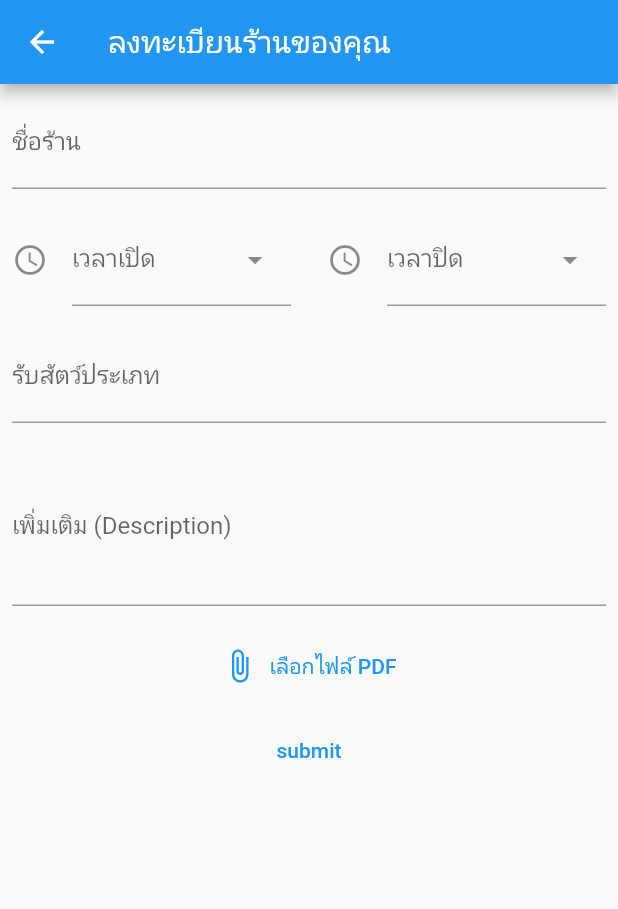
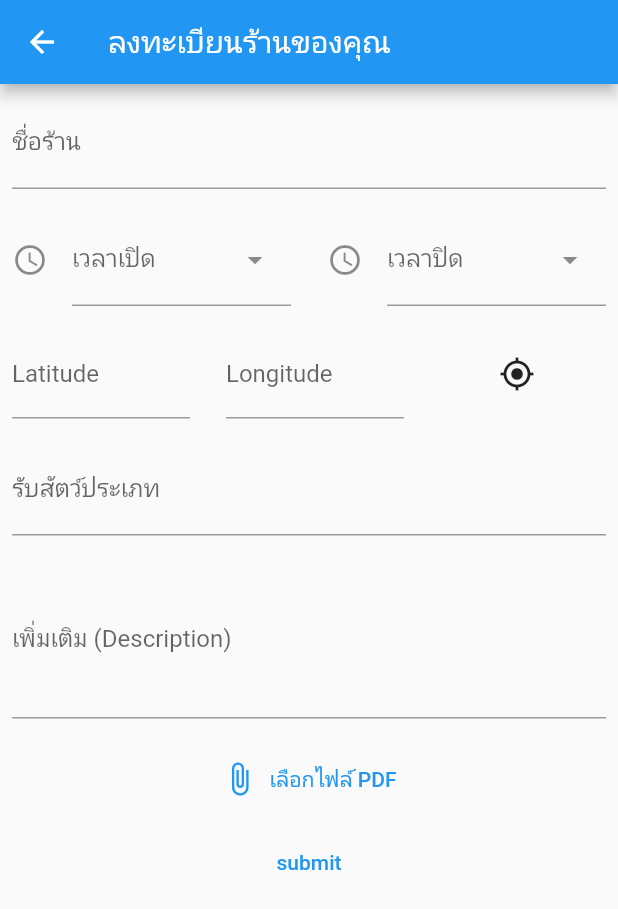
Before and after one commit to Yunocat02/LittleBuddy, a Flutter app: the Addclinic screen opened directly, on a phone screen of 412 x 824 dp. Shown: the top 909 px of the screen. Run offline on Flutter 3.47's test engine with Material 2 defaults, Android fonts, the phone set to English and light mode, and no system bars; our stand-ins replace bubble, cloud_firestore, file_picker, firebase_auth, firebase_core, firebase_storage and 9 more; missing offline and left inert: dialog_flowtter, dialogflow_flutter, syncfusion_flutter_pdfviewer; accounts and stored records are empty; project files that could hold a hidden picture were left out.

Commit message:
addclinic+geopoint,mypet deletebutton,selectpet,wait_doctor,checkdocotorregis edit confirm

```diff
--- a/lib/views/addclinic_view.dart
+++ b/lib/views/addclinic_view.dart
@@ -5,6 +5,7 @@ import 'package:firebase_auth/firebase_auth.dart';
 import 'package:firebase_storage/firebase_storage.dart';
 import 'package:flutter/material.dart';
 import 'package:flutter/services.dart';
+import 'package:geolocator/geolocator.dart';
 import 'package:path/path.dart' as path;
 import 'dart:io';
 import '../widgets/back_button.dart';
@@ -28,6 +29,8 @@ class _AddclinicState extends State<Addclinic> {
   TextEditingController timecloseController = TextEditingController();
   TextEditingController timeopenController = TextEditingController();
   TextEditingController descriptionController = TextEditingController();
+  TextEditingController _latitudeController = TextEditingController();
+  TextEditingController _longitudeController = TextEditingController();
   File? _pdf;
   String? _pdfUrl;
   bool isSubmit = false;
@@ -75,7 +78,7 @@ class _AddclinicState extends State<Addclinic> {
         'description': descriptionController.text.trim(),
         'pdfUrl': _pdfUrl!,
         'status': 'waiting',
-        'Location': GeoPoint(0, 0)
+        'Location': GeoPoint(double.parse(_latitudeController.text),double.parse(_longitudeController.text))
       };
       await userDocRef.set(data);
     }
@@ -103,6 +106,31 @@ class _AddclinicState extends State<Addclinic> {
     );
   }
 
+  // ตัวแปรเก็บพิกัด user
+  Position? _position;
+
+  // หาพิกัด latitude, longitude
+  void _getCurrentLocation() async {
+    Position position = await _determinePosition(); // ขออนุญาตหาตำแหน่ง
+    setState(() {
+      _position = position;
+    });
+  }
+
+  // ฟังก์ชั่น ขออนุญาตหาตำแหน่ง
+  Future<Position> _determinePosition() async {
+    LocationPermission permission;
+
+    permission = await Geolocator.checkPermission();
+
+    if (permission == LocationPermission.denied) {
+      permission = await Geolocator.requestPermission();
+      if (permission == LocationPermission.denied) {
+        return Future.error('Location Permission are denied');
+      }
+    }
+    return await Geolocator.getCurrentPosition();
+  }
   @override
   void dispose() {
     // Clean up the controllers when the widget is disposed
@@ -111,11 +139,18 @@ class _AddclinicState extends State<Addclinic> {
     timecloseController.dispose();
     typeController.dispose();
     descriptionController.dispose();
+    _latitudeController.dispose();
+    _longitudeController.dispose();
+
     super.dispose();
   }
 
   @override
   Widget build(BuildContext context) {
+    if (_position != null) {
+      _latitudeController.text = _position!.latitude.toString();
+      _longitudeController.text = _position!.longitude.toString();
+    }
     return Scaffold(
       appBar: AppBar(title: const Text("ลงทะเบียนร้านของคุณ")),
       body: Form(
@@ -218,6 +253,44 @@ class _AddclinicState extends State<Addclinic> {
                 ),
               ],
             ),
+             Row(
+  children: [
+    Expanded(
+      child: Padding(
+        padding: const EdgeInsets.all(8.0),
+        child: TextFormField(
+          controller: _latitudeController,
+          decoration: InputDecoration(labelText: 'Latitude'),
+        ),
+      ),
+    ),
+    const SizedBox(width: 8),
+    Expanded(
+      child: Padding(
+        padding: const EdgeInsets.all(8.0),
+        child: TextFormField(
+          controller: _longitudeController,
+          decoration: InputDecoration(labelText: 'Longitude'),
+        ),
+      ),
+    ),
+    Expanded(
+      child: Padding(
+        padding: const EdgeInsets.all(8.0),
+        child: IconButton(
+          icon: Icon(Icons.gps_fixed),
+          onPressed: (){
+
+            setState(() {
+            _getCurrentLocation();
+
+            });
+          },
+        ),
+      ),
+    ),
+  ],
+),
             Padding(
               padding: const EdgeInsets.all(8.0),
               child: TextFormField(
--- a/lib/views/home.dart
+++ b/lib/views/home.dart
@@ -1,6 +1,7 @@
 import 'package:LittleBuddy/views/checkdoctorregis.dart';
 import 'package:LittleBuddy/views/datareport.dart';
 import 'package:LittleBuddy/views/datareportviewsmember.dart';
+import 'package:LittleBuddy/views/selectpet.dart';
 import 'package:LittleBuddy/widgets/pet_card2.dart';
 import 'package:cloud_firestore/cloud_firestore.dart';
 import 'package:firebase_auth/firebase_auth.dart';
--- a/lib/views/nextpage.dart
+++ b/lib/views/nextpage.dart
@@ -29,8 +29,7 @@ class NextPage extends StatelessWidget {
             ElevatedButton(
               onPressed: () {
                 final double latitude = double.parse(_latitudeController.text);
-                final double longitude =
-                    double.parse(_longitudeController.text);
+                final double longitude = double.parse(_longitudeController.text);
                 final geoPoint = GeoPoint(latitude, longitude);
                 ref.update({'status': 'confirm', 'Location': geoPoint});
                 // TODO: ทำการบันทึกค่า latitude และ longitude เป็น geopoint ใน database
```
Also changed, not shown: lib/views/selectpet.dart (added, +162 -0 lines), lib/views/wait_doctor.dart (+28 -8 lines).
